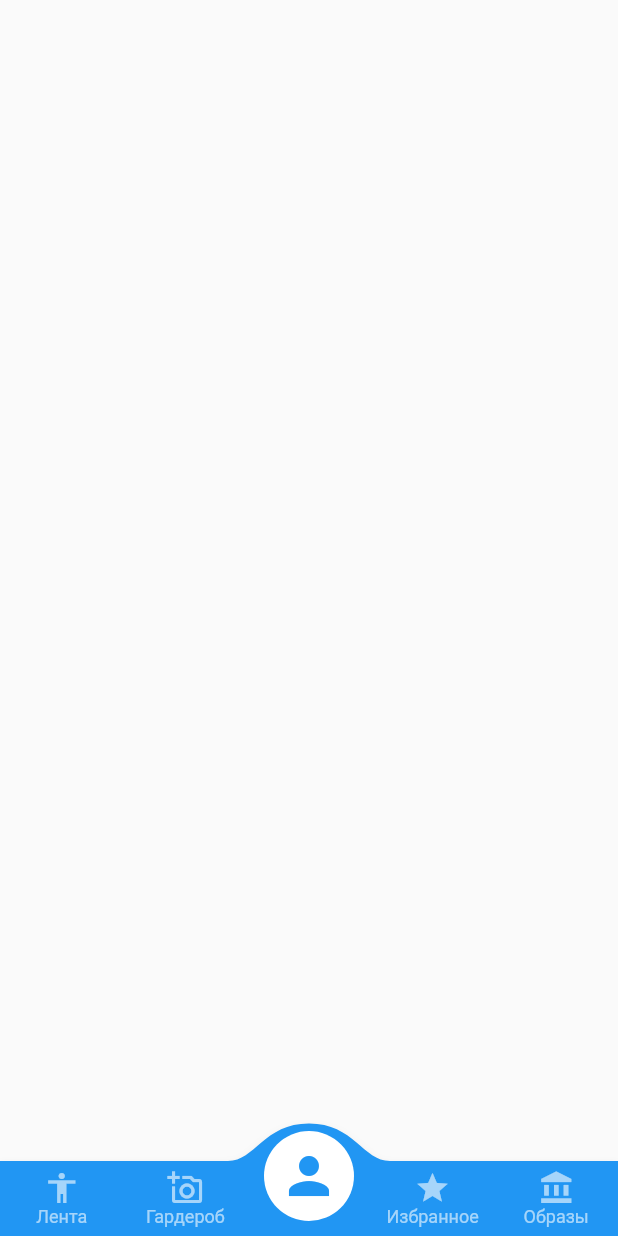
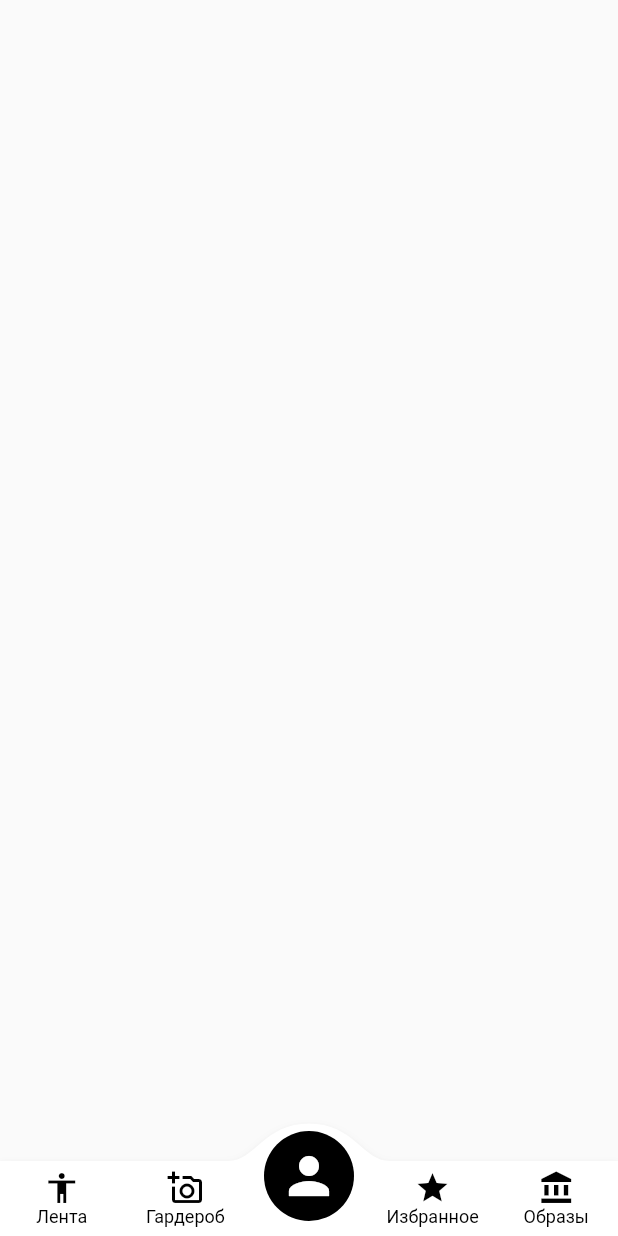
Before and after one commit to 06ED/ethereal_mobile_app, a Flutter app: the screen it shows after launch, after a tap on "Войти", on a phone screen of 412 x 824 dp. Run offline on Flutter 3.47's test engine with Material 2 defaults, Android fonts, the phone set to English and light mode, and no system bars; drawn by our look-alikes of convex_bottom_bar; our stand-ins replace bloc, flutter_bloc, flutter_keyboard_visibility; project files that could hold a hidden picture were left out.

Commit message:
Recolored routes

```diff
--- a/lib/ui/routes/login.dart
+++ b/lib/ui/routes/login.dart
@@ -29,9 +29,7 @@ class _LoginState extends State<Login> {
 
   @override
   Widget build(BuildContext context) {
-    return Scaffold(
-        backgroundColor: const Color.fromARGB(255, 87, 173, 143),
-        body: _buildLoginWidget());
+    return Scaffold(backgroundColor: Colors.white, body: _buildLoginWidget());
   }
 
   Widget _buildLoginWidget() {
@@ -43,14 +41,17 @@ class _LoginState extends State<Login> {
                   visible: _visible,
                   child: const Text("ETHEREAL",
                       style: TextStyle(
-                        color: Colors.white,
+                        color: Colors.black,
                         fontSize: 70,
                       )),
                 ),
                 Container(
-                  decoration: const BoxDecoration(
-                      borderRadius: BorderRadius.all(Radius.circular(10)),
-                      color: Color.fromARGB(255, 87, 130, 117)),
+                  decoration: BoxDecoration(
+                      border: Border.all(width: 1, color: Colors.black),
+                      borderRadius: const BorderRadius.all(
+                        Radius.circular(10),
+                      ),
+                      color: Colors.white),
                   margin:
                       const EdgeInsets.symmetric(vertical: 100, horizontal: 40),
                   padding: const EdgeInsets.all(20),
@@ -60,7 +61,11 @@ class _LoginState extends State<Login> {
             ),
         listener: (context, state) {
           if (state is LoginUserState) {
-            if (state.correct) Navigator.pushNamed(context, "/profile");
+            if (state.correct) {
+              Navigator.pushNamed(context, "/profile");
+            } else {
+              setState(() {});
+            }
           }
         });
   }
@@ -81,7 +86,7 @@ class _LoginState extends State<Login> {
           ),
           ValidateFormButton(
             "Войти",
-            color: const Color.fromARGB(255, 255, 199, 115),
+            color: Colors.white,
             onPressed: () {
               if (_formKey.currentState!.validate()) {
                 context.read<LoginBloc>().add(LoginButtonTappedEvent(
--- a/lib/ui/routes/profile.dart
+++ b/lib/ui/routes/profile.dart
@@ -1,5 +1,5 @@
-import 'package:convex_bottom_bar/convex_bottom_bar.dart';
 import 'package:flutter/material.dart';
+import '../widgets/navigation_bar.dart';
 
 class Profile extends StatefulWidget {
   const Profile({Key? key}) : super(key: key);
@@ -12,23 +12,19 @@ class _ProfileState extends State<Profile> {
   @override
   Widget build(BuildContext context) {
     return Scaffold(
-      bottomNavigationBar: ConvexAppBar(
-        initialActiveIndex: 2,
-        items: const [
-          TabItem(icon: Icons.accessibility, title: "Лента"),
-          TabItem(icon: Icons.add_a_photo_outlined, title: "Гардероб"),
-          TabItem(icon: Icons.person, title: "Аккаунт"),
-          TabItem(icon: Icons.star, title: "Избранное"),
-          TabItem(icon: Icons.account_balance, title: "Образы")
-        ],
-        onTap: (index) {
-          switch (index) {
-            case 0 : {
+      body: Column(
+        children: [Row()],
+      ),
+      bottomNavigationBar: const DefaultNavigationBar(),
+    );
+  }
 
-            }
-          }
-        },
-      ),
+  Widget _buildRow(String keyText, String valueText, Function onTap) {
+    return Row(
+      children: [
+        Text(keyText),
+        Text(valueText),
+      ],
     );
   }
 }
--- a/lib/ui/widgets/form.dart
+++ b/lib/ui/widgets/form.dart
@@ -55,6 +55,7 @@ class _ValidateFormButtonState extends State<ValidateFormButton> {
       width: 400,
       child: TextButton(
         style: TextButton.styleFrom(
+          side: const BorderSide(color: Colors.black),
           backgroundColor: widget.color,
           shape: RoundedRectangleBorder(
             borderRadius: BorderRadius.circular(5),
--- /dev/null
+++ b/lib/ui/widgets/navigation_bar.dart
@@ -0,0 +1,37 @@
+import 'package:convex_bottom_bar/convex_bottom_bar.dart';
+import 'package:flutter/material.dart';
+
+class DefaultNavigationBar extends StatefulWidget {
+  const DefaultNavigationBar({Key? key}) : super(key: key);
+
+  @override
+  State<DefaultNavigationBar> createState() => _DefaultNavigationBarState();
+}
+
+class _DefaultNavigationBarState extends State<DefaultNavigationBar> {
+  static const _routeIndex = {
+    0: "/wall",
+    1: "/wardrobe",
+    2: "/profile",
+    3: "/favorite",
+    4: "/looks",
+  };
+
+  @override
+  Widget build(BuildContext context) {
+    return ConvexAppBar(
+      color: Colors.black,
+      activeColor: Colors.black,
+      backgroundColor: Colors.white,
+      initialActiveIndex: 2,
+      items: const [
+        TabItem(icon: Icons.accessibility, title: "Лента"),
+        TabItem(icon: Icons.add_a_photo_outlined, title: "Гардероб"),
+        TabItem(icon: Icons.person, title: "Аккаунт"),
+        TabItem(icon: Icons.star, title: "Избранное"),
+        TabItem(icon: Icons.account_balance, title: "Образы",)
+      ],
+      onTap: (index) => Navigator.pushNamed(context, _routeIndex[index]!),
+    );
+  }
+}
```
Also changed, not shown: lib/entity/user.dart (+8 -0 lines), lib/ui/routes/register.dart (+20 -11 lines).
